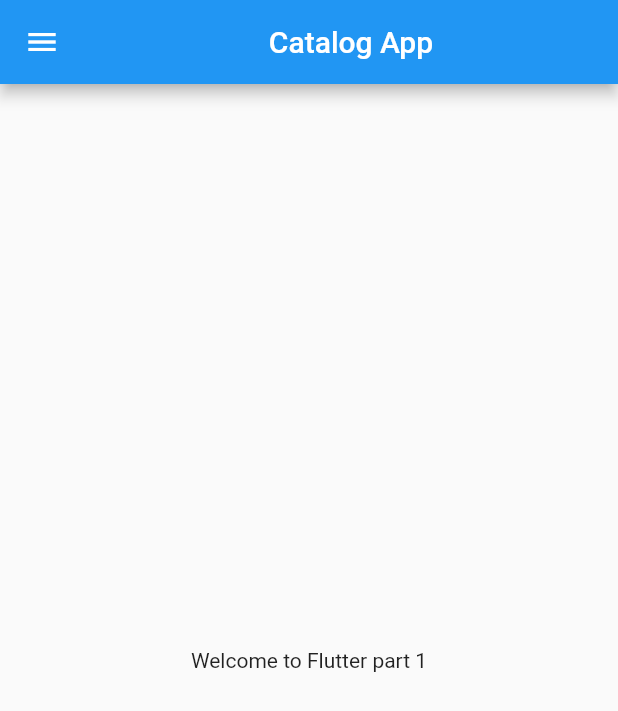
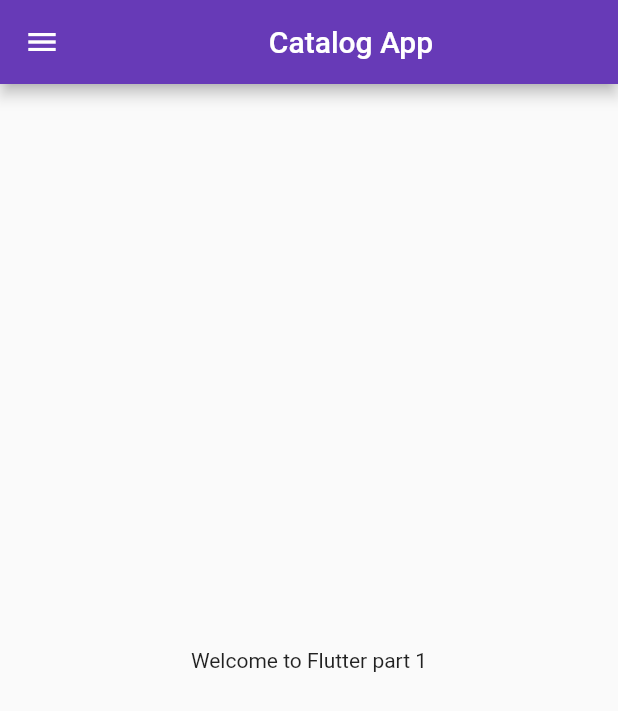
Before and after one commit to adyantdubey/FlutterProject1, a Flutter app: the screen it shows after launch, on a phone screen of 412 x 824 dp. Shown: the top 711 px of the screen. Run offline on Flutter 3.47's test engine with Material 2 defaults, Android fonts, the phone set to English and light mode, and no system bars.

Commit message:
third commit

```diff
--- a/lib/main.dart
+++ b/lib/main.dart
@@ -1,5 +1,6 @@
 import 'package:flutter/material.dart';
-import 'package:flutter_demo/home_page.dart';
+import 'package:flutter_demo/screens/home_page.dart';
+import 'package:flutter_demo/screens/login_page.dart';
 
 void main() {
   runApp(MyApp());
@@ -11,7 +12,18 @@ class MyApp extends StatelessWidget {
   @override
   Widget build(BuildContext context) {
     return MaterialApp(
-      home: HomePage(),
+      themeMode: ThemeMode.light,
+      theme: ThemeData(primarySwatch: Colors.deepPurple),
+      darkTheme: ThemeData(
+        primarySwatch: Colors.blue,
+        brightness: Brightness.dark,
+      ),
+      initialRoute: "/home",
+      routes: {
+        "/": (context) => LoginPage(),
+        "/home": (context) => HomePage(),
+        "/login": (context) => LoginPage(),
+      },
     );
   }
 }
```
Also changed, not shown: lib/screens/login_page.dart (added, +15 -0 lines), lib/screens/home_page.dart (renamed from lib/home_page.dart).
